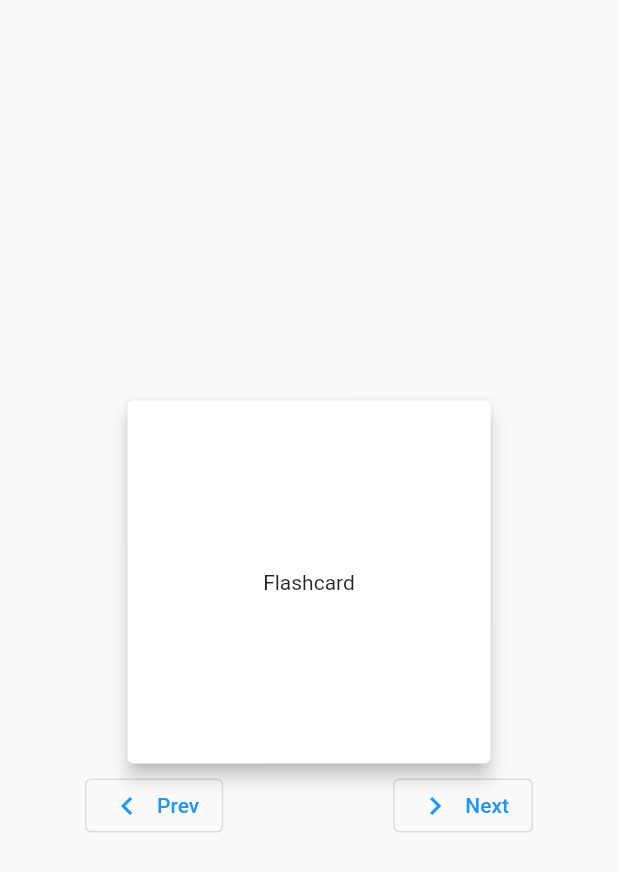
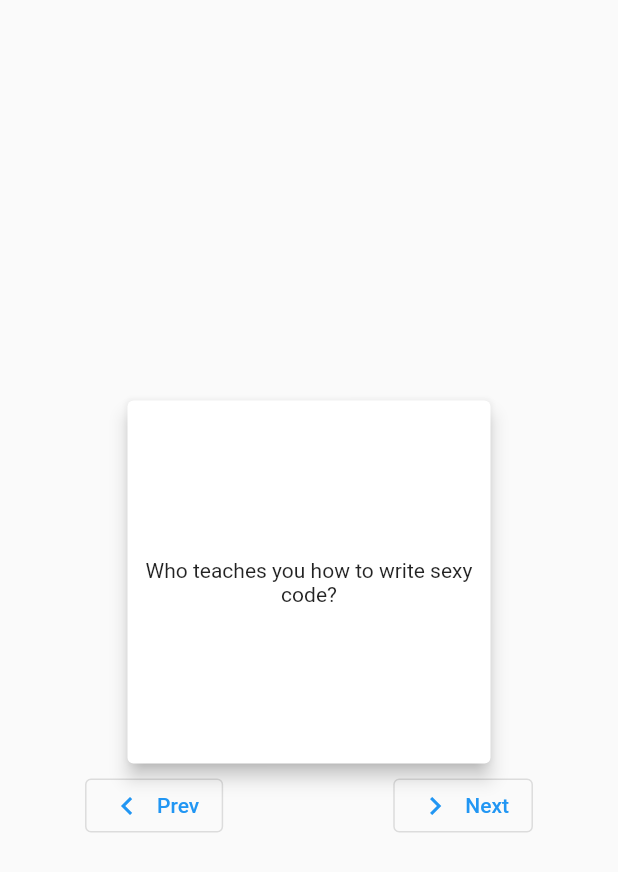
Before and after one commit to AhmetBahr/Flutter30Project, a Flutter app: the screen it shows after launch, after a tap on "Prev", on a phone screen of 412 x 824 dp. Shown: the top 872 px of the screen. Run offline on Flutter 3.47's test engine with Material 2 defaults, Android fonts, the phone set to English and light mode, and no system bars; drawn by our look-alikes of flip_card.

Commit message:
Flashcard finish

```diff
--- /dev/null
+++ b/Flashcard/flascard/lib/flascard_view.dart
@@ -0,0 +1,22 @@
+import 'package:flutter/material.dart';
+
+class FlashcardView extends StatelessWidget{
+
+
+  final String text;
+
+  FlashcardView({Key key,this.text}) : super(key: key);
+
+  @override
+  Widget build(BuildContext context) {
+      return  Card(
+       elevation: 5,
+      child: Center(
+        child: Text(
+          text,
+          textAlign: TextAlign.center,
+          ),
+        ),
+      );
+  }
+}
--- /dev/null
+++ b/Flashcard/flascard/lib/flashcard.dart
@@ -0,0 +1,8 @@
+class Flashcard{
+
+  final String question;
+  final String answer;
+
+
+  Flashcard({this.question, this.answer});
+}
--- a/Flashcard/flascard/lib/main.dart
+++ b/Flashcard/flascard/lib/main.dart
@@ -1,4 +1,8 @@
+import 'package:flascard/flascard_view.dart';
+import 'package:flip_card/flip_card.dart';
 import 'package:flutter/material.dart';
+
+import 'flashcard.dart';
 
 void main() {
   runApp(MyApp());
@@ -10,6 +14,22 @@ class MyApp extends StatefulWidget {
 }
 
 class _MyAppState extends State<MyApp> {
+
+
+List<Flashcard> _flashcards = [
+    Flashcard(
+        question: " What programming language does Flutter use?",
+        answer: "Dart"),
+    Flashcard(
+      question: "Who you gonna call?",
+      answer: "Ghostbusters!"),
+    Flashcard(
+        question: "Who teaches you how to write sexy code?",
+        answer: "Ya boi Kilo Loco!")
+  ];
+
+  int _currentIndex = 0;
+
   @override
   Widget build(BuildContext context) {
     return MaterialApp(
@@ -20,23 +40,23 @@ class _MyAppState extends State<MyApp> {
             SizedBox(
               width: 250,
               height: 250,
-              child: Card(
-                elevation: 5,
-                child: Center(child: Text("Flashcard"),),
+              child: FlipCard(
+                front: FlashcardView(text: _flashcards[_currentIndex].question,),
+                back: FlashcardView(text: _flashcards[_currentIndex].answer,)
               ),
             ),
             Row(
               mainAxisAlignment: MainAxisAlignment.spaceAround,
               children: [
                 OutlinedButton.icon(
-                  onPressed: () {},
-                  icon: Icon(Icons.chevron_left),
-                  label: Text("Prev"),
+                    onPressed:showPreviousCard,
+                    icon: Icon(Icons.chevron_left),
+                    label: Text("Prev"),
                   ),
                 OutlinedButton.icon(
-                  onPressed: () {},
-                  icon: Icon(Icons.chevron_right),
-                  label: Text("Next"),
+                    onPressed:showNextCard,
+                    icon: Icon(Icons.chevron_right),
+                    label: Text("Next"),
                   ),
                 ]
               ),
@@ -46,4 +66,17 @@ class _MyAppState extends State<MyApp> {
     );
   }
 
+
+  void showNextCard() {
+    setState(() {
+        _currentIndex = (_currentIndex +1 < _flashcards.length) ? _currentIndex + 1 : 0;
+    });
+  }
+
+  void showPreviousCard(){
+    setState(() {
+          _currentIndex = (_currentIndex - 1 >= 0) ? _currentIndex - 1 : _flashcards.length - 1;
+    });
+  }
+
 }
```
